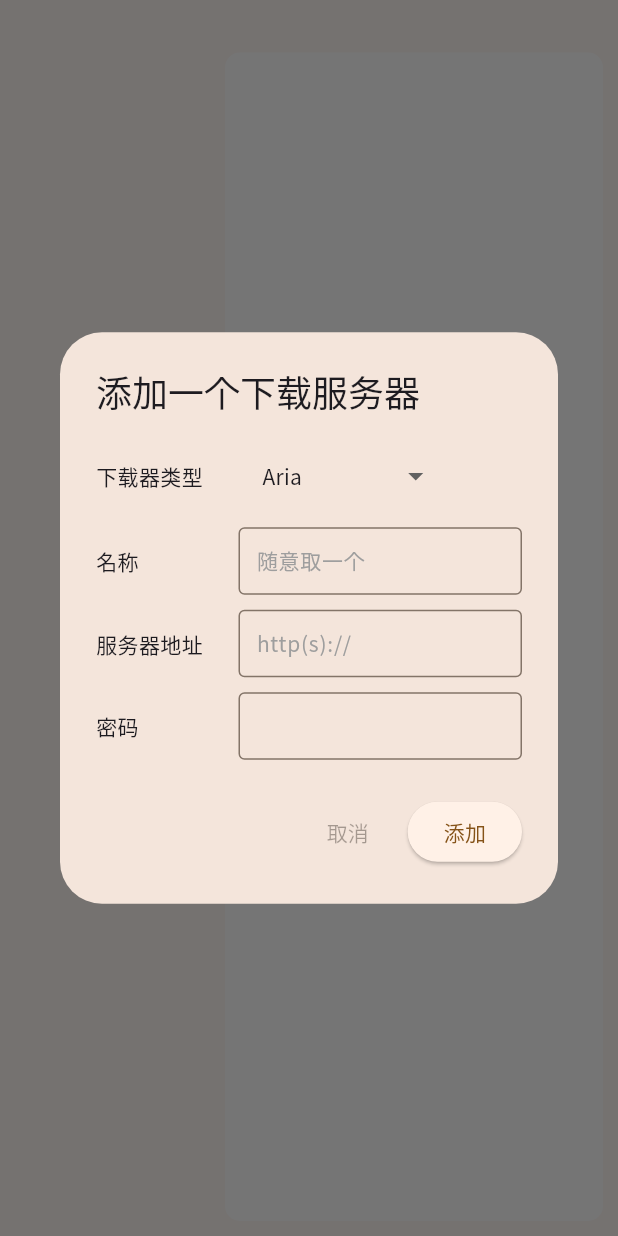
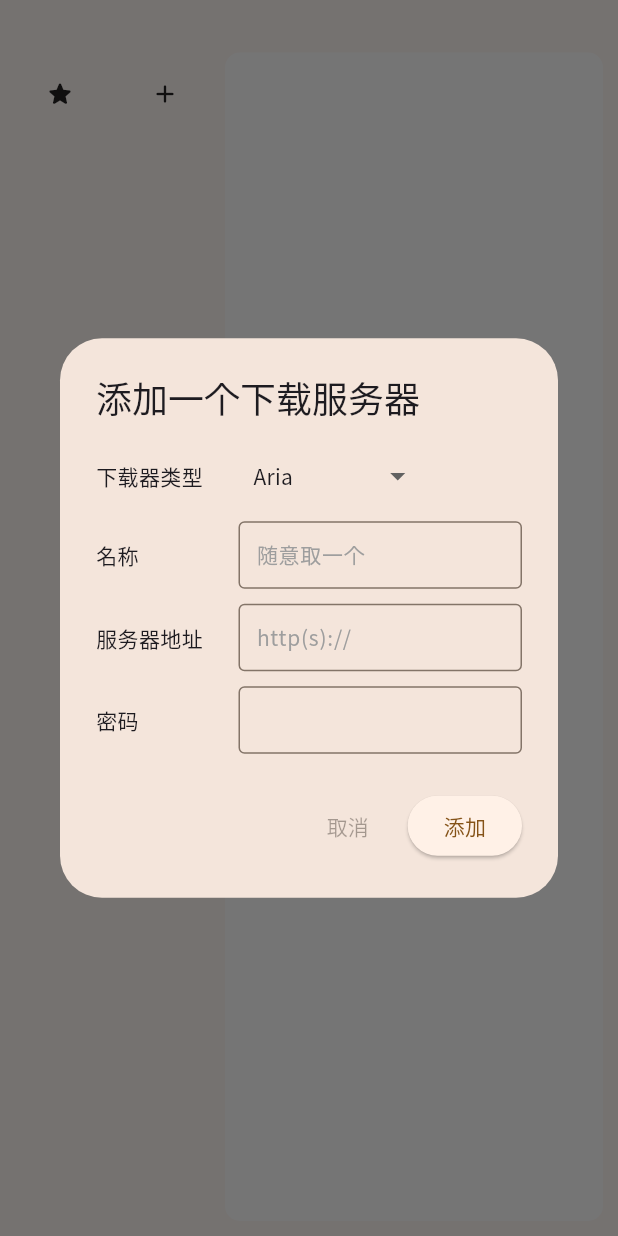
Before and after one commit to Zhoucheng133/BitFlow, a Flutter app: the screen it shows after launch, on a phone screen of 412 x 824 dp. Run offline on Flutter 3.47's test engine with Material 3 defaults, Android fonts, the phone set to English and light mode, and no system bars; drawn by our look-alikes of dropdown_button2; our stand-ins replace get, google_fonts, shared_preferences; missing offline and left inert: window_manager; statements that could not run were skipped.

Commit message:
完善侧边栏

```diff
--- a/lib/components/add_store.dart
+++ b/lib/components/add_store.dart
@@ -79,6 +79,22 @@ class _AddStoreState extends State<AddStore> {
             alignment: Alignment.centerLeft,
             child: DropdownButtonHideUnderline(
               child: DropdownButton2<String>(
+                buttonStyleData: ButtonStyleData(
+                  decoration: BoxDecoration(
+                    borderRadius: BorderRadius.circular(5)
+                  )
+                ),
+                menuItemStyleData: const MenuItemStyleData(
+                  height: 40,
+                  padding: EdgeInsets.only(left: 10, right: 10),
+                ),
+                dropdownStyleData: DropdownStyleData(
+                  padding: const EdgeInsets.symmetric(vertical: 0),
+                  decoration: BoxDecoration(
+                    borderRadius: BorderRadius.circular(5),
+                    color: Theme.of(context).cardColor
+                  )
+                ),
                 isExpanded: false,
                 value: type,
                 items: StoreType.values.map((StoreType type) {
--- a/lib/components/sidebar.dart
+++ b/lib/components/sidebar.dart
@@ -1,4 +1,11 @@
+import 'package:bit_flow/components/sidebar_button.dart';
+import 'package:bit_flow/getx/status_get.dart';
+import 'package:bit_flow/getx/store_get.dart';
+import 'package:bit_flow/types/types.dart';
+import 'package:dropdown_button2/dropdown_button2.dart';
 import 'package:flutter/material.dart';
+import 'package:get/get.dart';
+import 'package:google_fonts/google_fonts.dart';
 
 class Sidebar extends StatefulWidget {
   const Sidebar({super.key});
@@ -8,14 +15,66 @@ class Sidebar extends StatefulWidget {
 }
 
 class _SidebarState extends State<Sidebar> {
+
+  final StatusGet statusGet=Get.find();
+  final StoreGet storeGet=Get.find();
+
   @override
   Widget build(BuildContext context) {
     return Padding(
-      padding: const EdgeInsets.only(top: 5),
-      child: Column(
-        children: [
-
-        ],
+      padding: const EdgeInsets.only(top: 5, right: 10, left: 10),
+      child: Obx(
+        ()=> Column(
+          children: [
+            if(storeGet.servers.isNotEmpty) DropdownButtonHideUnderline(
+              child: DropdownButton2<String>(
+                buttonStyleData: ButtonStyleData(
+                  decoration: BoxDecoration(
+                    borderRadius: BorderRadius.circular(10)
+                  )
+                ),
+                menuItemStyleData: const MenuItemStyleData(
+                  height: 40,
+                  padding: EdgeInsets.only(left: 10, right: 10),
+                ),
+                dropdownStyleData: DropdownStyleData(
+                  padding: const EdgeInsets.all(0),
+                  decoration: BoxDecoration(
+                    borderRadius: BorderRadius.circular(10),
+                    color: Theme.of(context).cardColor
+                  )
+                ),
+                isExpanded: true,
+                value: storeGet.servers[statusGet.sevrerIndex.value].name,
+                items: storeGet.servers.map((StoreItem item) {
+                  final name=item.name;
+                  return DropdownMenuItem<String>(
+                    value: name,
+                    child: Text(
+                      name,
+                      style: GoogleFonts.notoSansSc(
+                        fontSize: 14,
+                      ),
+                      overflow: TextOverflow.ellipsis,
+                    ),
+                  );
+                }).toList(),
+                onChanged: (val){
+                  int index=storeGet.servers.indexWhere((item)=>item.name==val);
+                  statusGet.sevrerIndex.value=index;
+                },
+              ),
+            ),
+            const SizedBox(height: 10,),
+            Row(
+              children: [
+                Expanded(child: SidebarSmallButton(icon: Icons.star_rounded, func: () {  },)),
+                const SizedBox(width: 10,),
+                Expanded(child: SidebarSmallButton(icon: Icons.add_rounded, func: ()=>storeGet.addStore(context),))
+              ],
+            )
+          ],
+        ),
       ),
     );
   }
--- /dev/null
+++ b/lib/components/sidebar_button.dart
@@ -0,0 +1,69 @@
+import 'package:flutter/material.dart';
+
+class SidebarSmallButton extends StatefulWidget {
+  final IconData icon;
+  final VoidCallback func;
+
+  const SidebarSmallButton({super.key, required this.icon, required this.func});
+
+  @override
+  State<SidebarSmallButton> createState() => _SidebarSmallButtonState();
+}
+
+class _SidebarSmallButtonState extends State<SidebarSmallButton> {
+
+  bool hover=false;
+
+  @override
+  Widget build(BuildContext context) {
+    return GestureDetector(
+      onTap: widget.func,
+      child: MouseRegion(
+        cursor: SystemMouseCursors.click,
+        onEnter: (_)=>setState(() {
+          hover=true;
+        }),
+        onExit: (_)=>setState(() {
+          hover=false;
+        }),
+        child: Container(
+          // duration: const Duration(milliseconds: 200),
+          height: 35,
+          decoration: BoxDecoration(
+            color: hover ? Theme.of(context).hoverColor : Theme.of(context).scaffoldBackgroundColor,
+            borderRadius: BorderRadius.circular(10),
+          ),
+          child: Center(
+            child: Icon(
+              widget.icon,
+              size: 20,
+            ),
+          ),
+        ),
+      ),
+    );
+  }
+}
+
+class SidebarButton extends StatefulWidget {
+
+  final String label;
+
+  const SidebarButton({super.key, required this.label});
+
+  @override
+  State<SidebarButton> createState() => _SidebarButtonState();
+}
+
+class _SidebarButtonState extends State<SidebarButton> {
+  @override
+  Widget build(BuildContext context) {
+    return AnimatedContainer(
+      duration: const Duration(milliseconds: 200),
+      height: 30,
+      decoration: BoxDecoration(
+
+      ),
+    );
+  }
+}
--- a/lib/getx/status_get.dart
+++ b/lib/getx/status_get.dart
@@ -2,4 +2,6 @@ import 'package:get/get.dart';
 
 class StatusGet extends GetxController{
   RxBool initOk=false.obs;
+
+  RxInt sevrerIndex=0.obs;
 }
```
